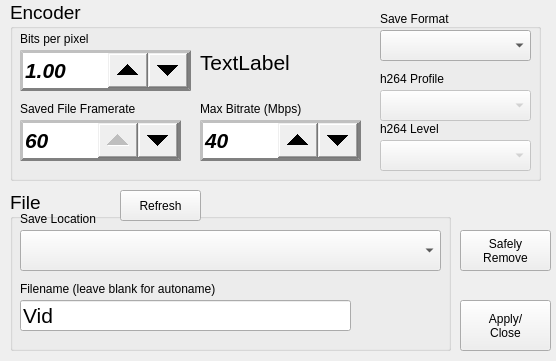
First picture: the form in src/savesettingswindow.ui, repository krontech/chronos-cam-app, before the edit.
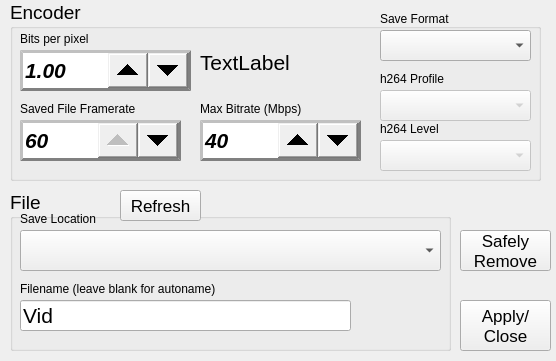
Second picture: the form after the edit. Custom widgets are drawn as their Qt base class.

Commit message: Enlarge text on the 3 pushbuttons

```diff
--- a/src/savesettingswindow.ui
+++ b/src/savesettingswindow.ui
@@ -388,6 +388,11 @@
       <height>31</height>
      </rect>
     </property>
+    <property name="font">
+     <font>
+      <pointsize>13</pointsize>
+     </font>
+    </property>
     <property name="text">
      <string>Refresh</string>
     </property>
@@ -402,6 +407,11 @@
      <height>51</height>
     </rect>
    </property>
+   <property name="font">
+    <font>
+     <pointsize>13</pointsize>
+    </font>
+   </property>
    <property name="text">
     <string>Apply/
 Close</string>
@@ -416,6 +426,11 @@
      <height>41</height>
     </rect>
    </property>
+   <property name="font">
+    <font>
+     <pointsize>13</pointsize>
+    </font>
+   </property>
    <property name="text">
     <string>Safely
 Remove</string>
```
